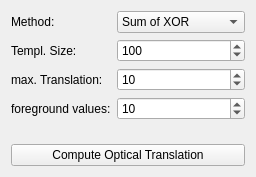
Above: ilastik/applets/opticalTranslation/drawer.ui from ilastik/ilastik before the change. Below: the same form after it.
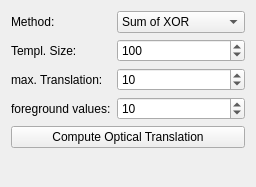
That is the form after the change.

Commit message: added vertical spacer to optical translation

What changed in the file:
```diff
--- a/ilastik/applets/opticalTranslation/drawer.ui
+++ b/ilastik/applets/opticalTranslation/drawer.ui
@@ -7,7 +7,7 @@
     <x>0</x>
     <y>0</y>
     <width>256</width>
-    <height>177</height>
+    <height>187</height>
    </rect>
   </property>
   <property name="sizePolicy">
@@ -131,6 +131,19 @@
        </property>
       </widget>
      </item>
+     <item>
+      <spacer name="verticalSpacer">
+       <property name="orientation">
+        <enum>Qt::Vertical</enum>
+       </property>
+       <property name="sizeHint" stdset="0">
+        <size>
+         <width>20</width>
+         <height>40</height>
+        </size>
+       </property>
+      </spacer>
+     </item>
     </layout>
    </item>
   </layout>
```
